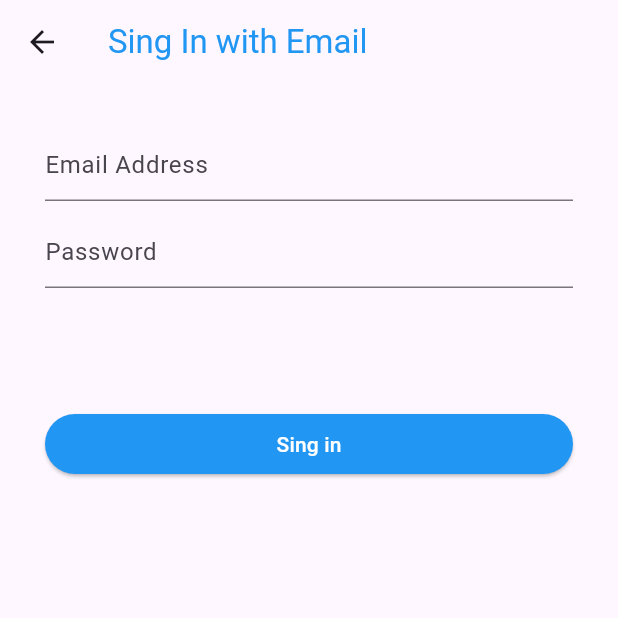
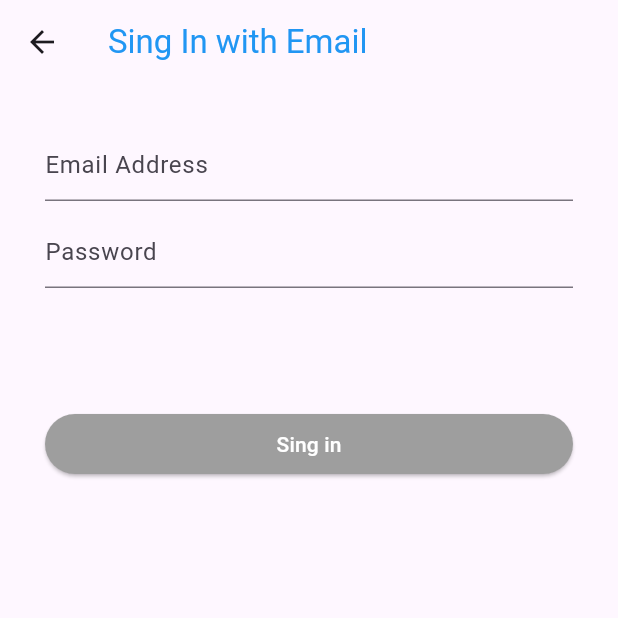
Before and after one commit to Khammunh/flutter-bloc, a Flutter app: the screen it shows after launch, after a tap on "Sign in with Email", on a phone screen of 412 x 824 dp, the top half of it. Run offline on Flutter 3.47's test engine with Material 3 defaults, Android fonts, the phone set to English and light mode, and no system bars; our stand-ins replace connectivity, email_validator, flutter_bloc.

Commit message:
email validator

```diff
--- a/lib/screen/signin/sign_in_screen.dart
+++ b/lib/screen/signin/sign_in_screen.dart
@@ -1,9 +1,16 @@
-// ignore_for_file: avoid_unnecessary_containers
+// ignore_for_file: avoid_unnecessary_containers, must_be_immutable
 
 import 'package:flutter/material.dart';
+import 'package:flutter_bloc/flutter_bloc.dart';
+import 'package:flutterbloc/screen/signin/sign_in_bloc.dart';
+import 'package:flutterbloc/screen/signin/sign_in_event.dart';
+import 'package:flutterbloc/screen/signin/sign_in_state.dart';
 
 class SingInScreen extends StatelessWidget {
-  const SingInScreen({super.key});
+  SingInScreen({super.key});
+
+  TextEditingController emailController = TextEditingController();
+  TextEditingController passwordController = TextEditingController();
 
   @override
   Widget build(BuildContext context) {
@@ -24,27 +31,78 @@ class SingInScreen extends StatelessWidget {
             parent: AlwaysScrollableScrollPhysics(),
           ),
           children: [
-            const TextField(
+            BlocBuilder<SignInBloc, SignInState>(
+              builder: (context, state) {
+                if (state is SignInErrorState) {
+                  return Text(
+                    state.errorMessage,
+                    style: const TextStyle(
+                      color: Colors.red,
+                    ),
+                  );
+                } else {
+                  return Container();
+                }
+              },
+            ),
+            TextField(
+              controller: emailController,
+              onChanged: (val) {
+                BlocProvider.of<SignInBloc>(context).add(
+                  SignInTextChangedEvent(
+                    emailValue: emailController.text,
+                    passwordValue: passwordController.text,
+                  ),
+                );
+              },
               keyboardType: TextInputType.emailAddress,
-              decoration: InputDecoration(hintText: 'Email Address'),
+              decoration: const InputDecoration(hintText: 'Email Address'),
             ),
             const SizedBox(height: 10),
-            const TextField(
-              decoration: InputDecoration(hintText: 'Password'),
+            TextField(
+              controller: passwordController,
+              onChanged: (val) {
+                BlocProvider.of<SignInBloc>(context).add(
+                  SignInTextChangedEvent(
+                    emailValue: emailController.text,
+                    passwordValue: passwordController.text,
+                  ),
+                );
+              },
+              decoration: const InputDecoration(hintText: 'Password'),
             ),
             const SizedBox(height: 80),
-            ElevatedButton(
+            BlocBuilder<SignInBloc, SignInState>(
+              builder: (context, state) {
+                if (state is SignInLoadingState) {
+                  return const Center(child: CircularProgressIndicator());
+                }
+
+                return ElevatedButton(
                   style: ElevatedButton.styleFrom(
-                backgroundColor: Colors.blue,
+                    backgroundColor: (state is SignInInValidState)
+                        ? Colors.blue
+                        : Colors.grey,
                     padding: const EdgeInsets.all(10),
                   ),
-              onPressed: () {},
+                  onPressed: () {
+                    if (state is SignInInValidState) {
+                      BlocProvider.of<SignInBloc>(context).add(
+                        SignInSubmittedEvent(
+                          email: emailController.text,
+                          password: passwordController.text,
+                        ),
+                      );
+                    }
+                  },
                   child: const Text(
                     'Sing in',
                     style: TextStyle(
                       color: Colors.white,
                     ),
                   ),
+                );
+              },
             ),
           ],
         ),
--- a/lib/screen/signin/sign_in_state.dart
+++ b/lib/screen/signin/sign_in_state.dart
@@ -2,9 +2,10 @@ abstract class SignInState {}
 
 class SignInInitialState extends SignInState {}
 
-class SignInInvalidState extends SignInState {}
+class SignInInValidState extends SignInState {}
 
-class SignInValidState extends SignInState {}
+
+class SignInLoadingState extends SignInState{}
 
 class SignInErrorState extends SignInState {
   final String errorMessage;
--- a/lib/welcome/welcome_screen.dart
+++ b/lib/welcome/welcome_screen.dart
@@ -1,6 +1,8 @@
 // ignore_for_file: deprecated_member_use, avoid_unnecessary_containers, prefer_const_constructors
 
 import 'package:flutter/material.dart';
+import 'package:flutter_bloc/flutter_bloc.dart';
+import 'package:flutterbloc/screen/signin/sign_in_bloc.dart';
 import 'package:flutterbloc/screen/signin/sign_in_screen.dart';
 
 class WelcomeScreen extends StatelessWidget {
@@ -34,7 +36,10 @@ class WelcomeScreen extends StatelessWidget {
               onPressed: () {
                 Navigator.of(context).push(
                   MaterialPageRoute(
-                    builder: (context) => SingInScreen(),
+                    builder: (context) => BlocProvider(
+                      create: (context) => SignInBloc(),
+                      child: SingInScreen(),
+                    ),
                   ),
                 );
               },
```
Also changed, not shown: lib/screen/signin/sign_in_bloc.dart (+18 -3 lines). Lines whose indentation alone changed are shown as unchanged.
